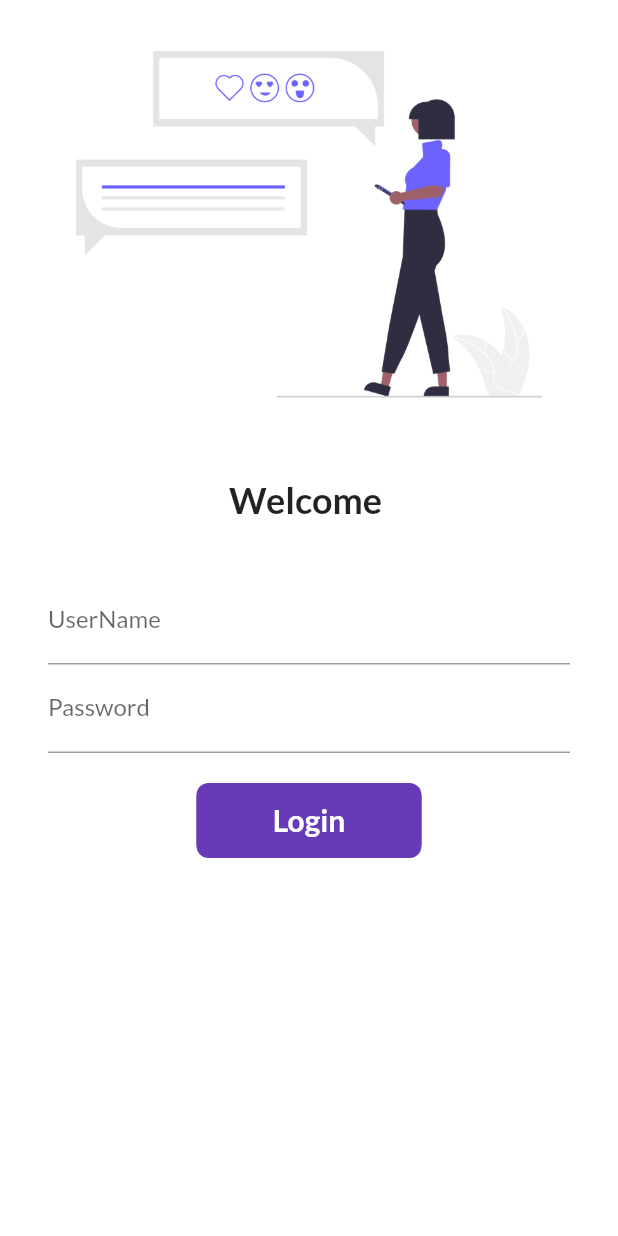
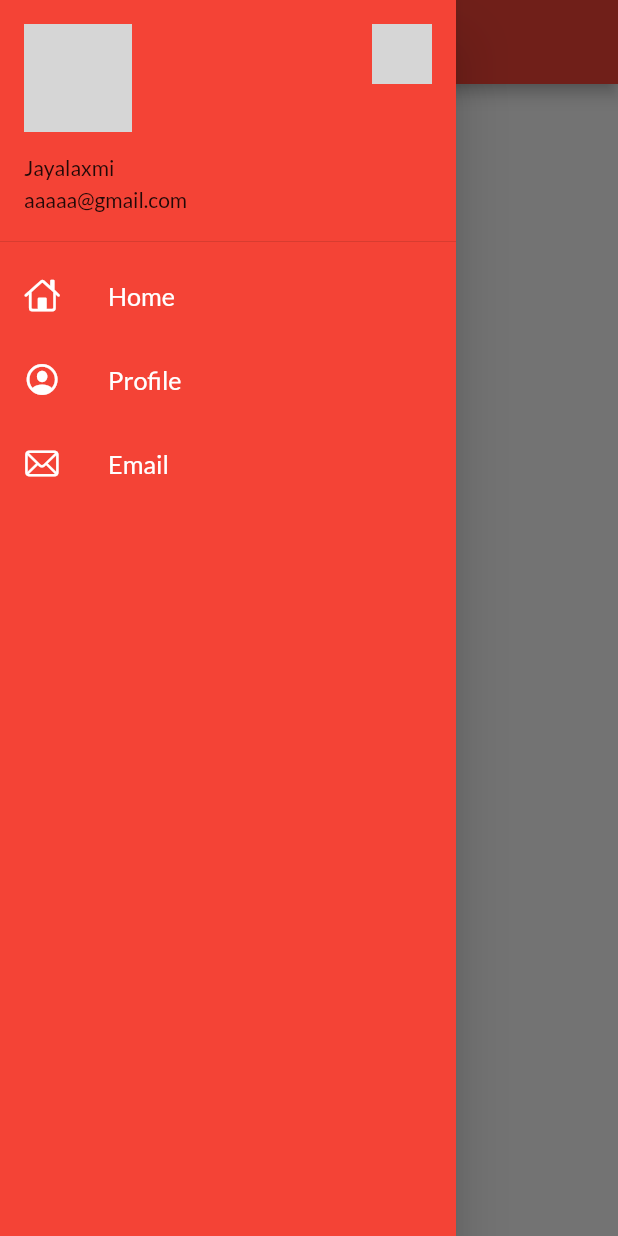
Before and after one commit to Jayalaxmipj/Flutter, a Flutter app: the screen it shows after launch, with the side drawer open (before the commit the screen has no drawer), on a phone screen of 412 x 824 dp. Run offline on Flutter 3.47's test engine with Material 2 defaults, Android fonts, the phone set to English and light mode, and no system bars; our stand-ins replace google_fonts; network calls fail; grey boxes are pictures that could not be loaded.

Commit message:
Day8 completed

```diff
--- /dev/null
+++ b/lib/Widgets/drawer.dart
@@ -0,0 +1,68 @@
+import 'package:flutter/cupertino.dart';
+import 'package:flutter/material.dart';
+
+class MyDrawer extends StatelessWidget {
+  const MyDrawer({Key? key}) : super(key: key);
+
+  @override
+  Widget build(BuildContext context) {
+    final imageUrl =
+        "https://www.biography.com/.image/ar_1:1%2Cc_fill%2Ccs_srgb%2Cfl_progressive%2Cq_auto:good%2Cw_1200/MTc5OTk2ODUyMTMxNzM0ODcy/gettyimages-1229892983-square.jpg";
+    return Drawer(
+      child: Container(
+        color: Colors.red,
+        child: ListView(
+          padding: EdgeInsets.zero,
+          children: [
+            DrawerHeader(
+              padding: EdgeInsets.zero,
+              child: UserAccountsDrawerHeader(
+                margin: EdgeInsets.zero,
+                decoration: BoxDecoration(color: Colors.red),
+                accountName: Text("Jayalaxmi"),
+                accountEmail: Text("aaaaa@gmail.com"),
+                otherAccountsPictures: [Image.network(imageUrl)],
+                currentAccountPicture: CircleAvatar(
+                  backgroundImage: NetworkImage(imageUrl),
+                ),
+              ),
+            ),
+            ListTile(
+              leading: Icon(
+                CupertinoIcons.home,
+                color: Colors.white,
+              ),
+              title: Text("Home",
+                  textScaleFactor: 1.2,
+                  style: TextStyle(
+                    color: Colors.white,
+                  )),
+            ),
+            ListTile(
+              leading: Icon(
+                CupertinoIcons.profile_circled,
+                color: Colors.white,
+              ),
+              title: Text("Profile",
+                  textScaleFactor: 1.2,
+                  style: TextStyle(
+                    color: Colors.white,
+                  )),
+            ),
+            ListTile(
+              leading: Icon(
+                CupertinoIcons.mail,
+                color: Colors.white,
+              ),
+              title: Text("Email",
+                  textScaleFactor: 1.2,
+                  style: TextStyle(
+                    color: Colors.white,
+                  )),
+            )
+          ],
+        ),
+      ),
+    );
+  }
+}
--- a/lib/main.dart
+++ b/lib/main.dart
@@ -24,6 +24,7 @@ class MyApp extends StatelessWidget {
       darkTheme: ThemeData(
         brightness: Brightness.dark,
       ),
+      initialRoute: MyRoutes.homeRoute,
       routes: {
         "/": (context) => LoginPage(),
         MyRoutes.homeRoute: (context) => HomePage(),
--- a/lib/pages/home_page.dart
+++ b/lib/pages/home_page.dart
@@ -1,4 +1,5 @@
 import 'package:flutter/material.dart';
+import 'package:flutter_application_1/Widgets/drawer.dart';
 
 class HomePage extends StatelessWidget {
   const HomePage({Key? key}) : super(key: key);
@@ -14,7 +15,7 @@ class HomePage extends StatelessWidget {
           child: Text("welcome"),
         ),
       ),
-      drawer: Drawer(),
+      drawer: MyDrawer(),
     );
   }
 }
```
